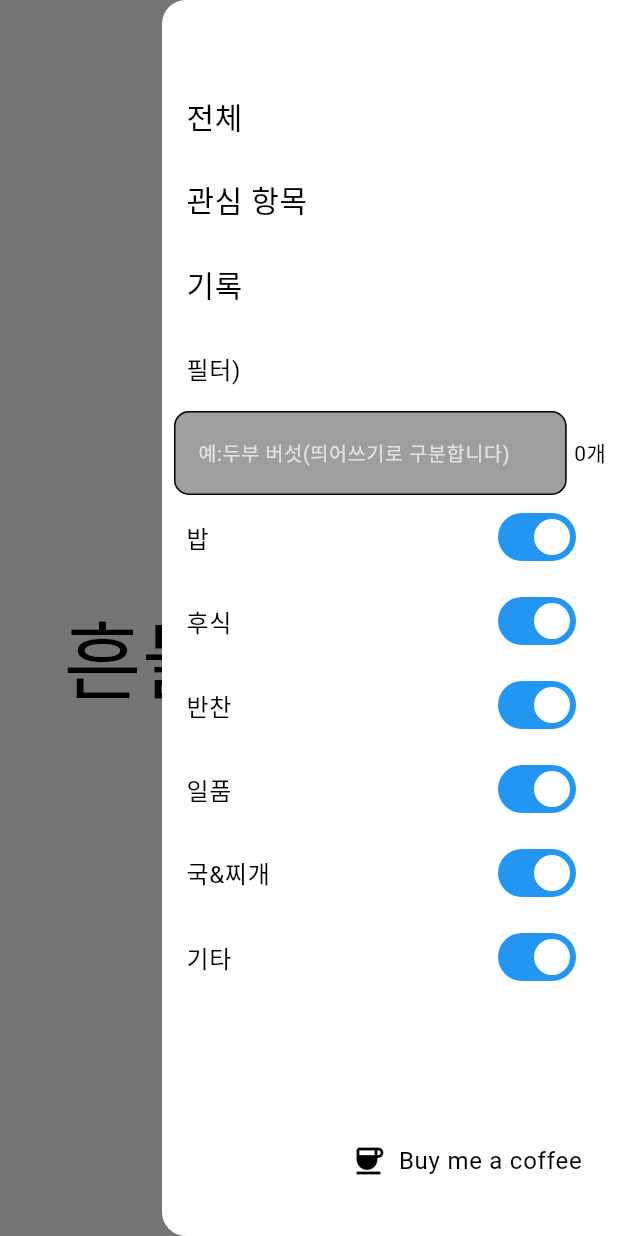
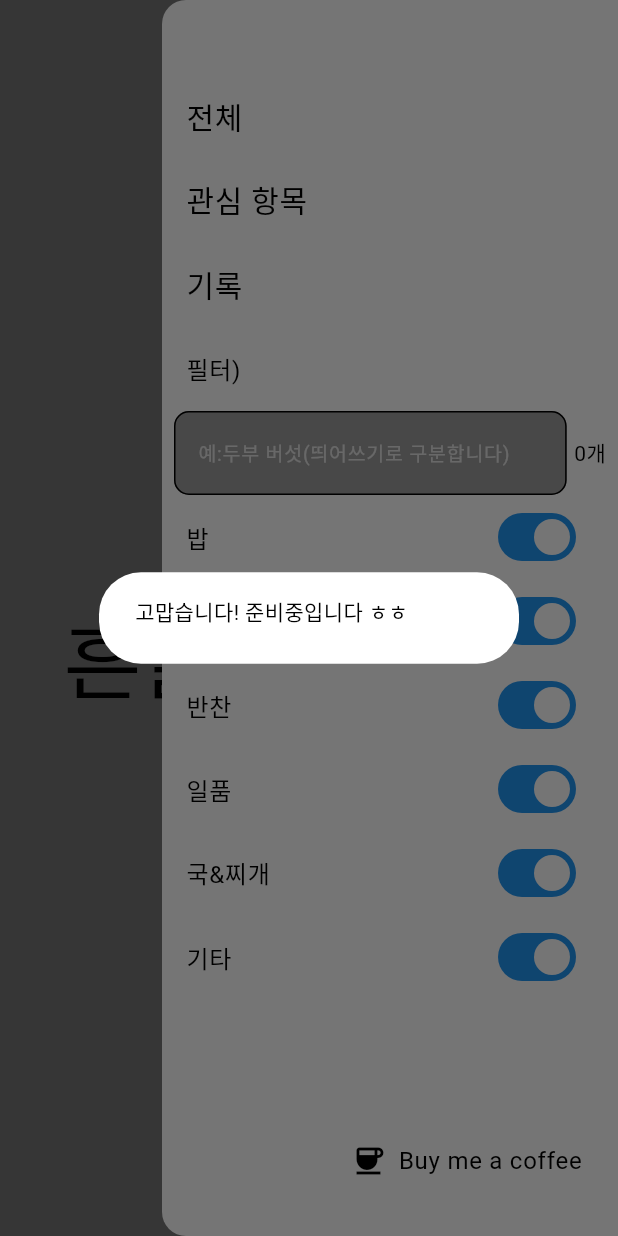
Before and after one commit to kangsudal/whateatgo2, a Flutter app: the screen it shows after launch, in the side drawer, after a tap on "Buy me a coffee", on a phone screen of 412 x 824 dp. Run offline on Flutter 3.47's test engine with Material 3 defaults, Android fonts, the light colour scheme and no system bars; our stand-ins replace cached_network_image, dio, flutter_riverpod, hive, hive_flutter, screenshot and 1 more; missing offline and left inert: dotenv, shake; accounts and stored records are empty; Roboto replaces fonts that are missing (SongMyung).

Commit message:
Buy me a coffee 기능구현중 표시

```diff
--- a/lib/screen/home_screen.dart
+++ b/lib/screen/home_screen.dart
@@ -196,8 +196,14 @@ class BuymeacoffeeWidget extends StatelessWidget {
             ),
           ),
           onTap: () {
-            // Update the state of the app.
-            // ...
+            showDialog(
+              context: context,
+              builder: (BuildContext context) {
+                return const AlertDialog(
+                  content: const Text('고맙습니다! 준비중입니다 ㅎㅎ'),
+                );
+              },
+            );
           },
         ),
       ),
```
Also changed, not shown: 2 other files.
